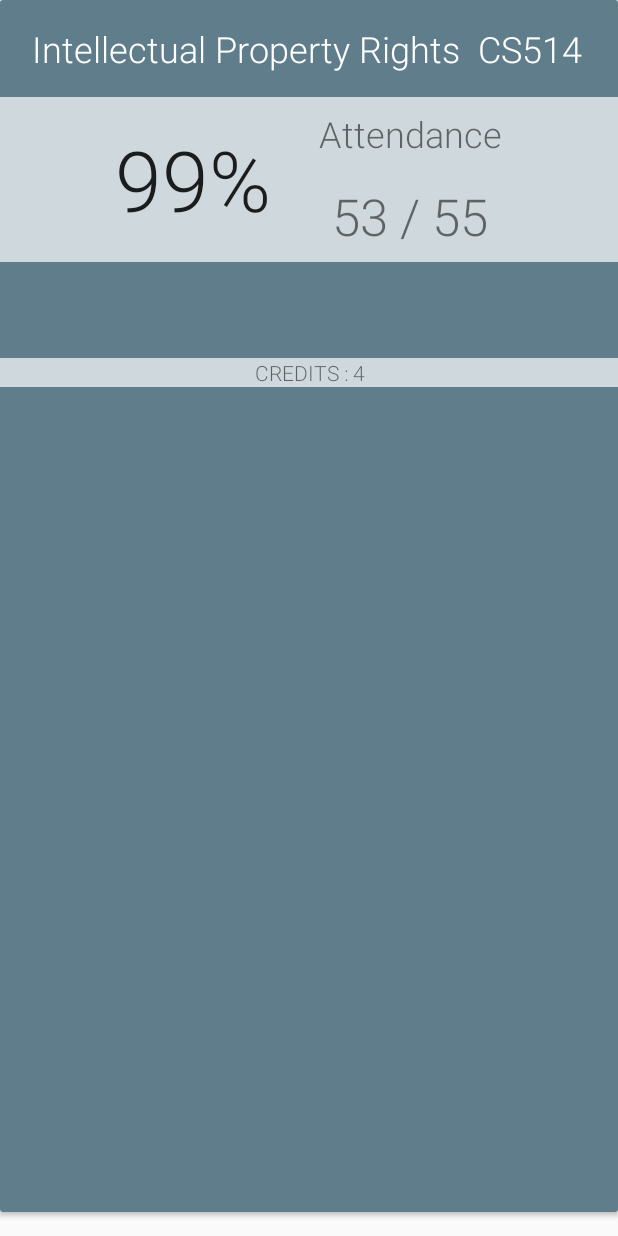
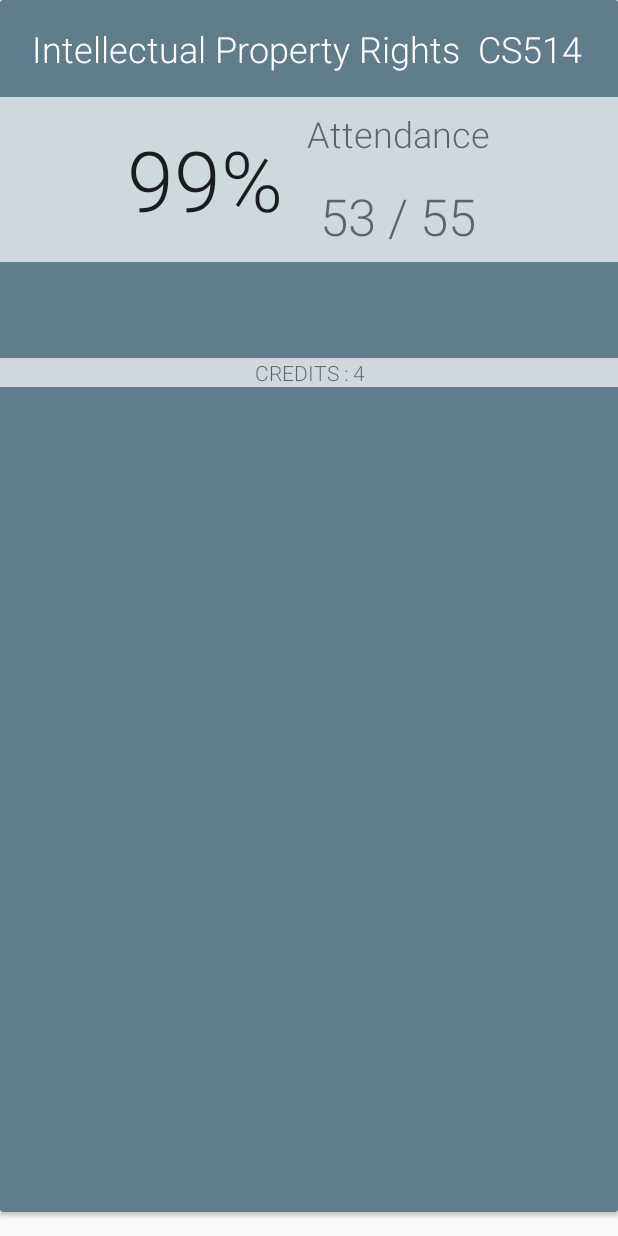
Before and after one commit to TechGeekMe/sis-android-app, an Android app: the layout course_card.xml on its own in the app's theme, with its tools: preview values and no code run, on a phone screen of 412 x 824 dp. Run offline under Robolectric (Android 15) with nearby library versions, the phone set to English and light mode, and no system bars; network calls fail.

Commit message:
Bug fixes

```diff
--- a/app/src/main/java/com/techgeekme/sis/StudentFetcherErrorListener.java
+++ b/app/src/main/java/com/techgeekme/sis/StudentFetcherErrorListener.java
@@ -28,6 +28,7 @@ public abstract class StudentFetcherErrorListener implements Response.ErrorListe
         } else if (error.networkResponse.statusCode == 401) {
             Snackbar.make(mView, "Incorrect USN or DOB", Snackbar.LENGTH_INDEFINITE).show();
         }
+        onStudentFetcherError();
     }
 
     public abstract void onStudentFetcherError();
--- a/app/src/main/res/layout/course_card.xml
+++ b/app/src/main/res/layout/course_card.xml
@@ -55,9 +55,7 @@
                 android:id="@+id/attendance_percent_text_view"
                 android:layout_width="wrap_content"
                 android:layout_height="wrap_content"
-                android:layout_below="@id/course_details_linear_layout"
                 android:layout_gravity="center_vertical"
-                android:layout_marginRight="16dp"
                 android:padding="8dp"
                 android:text="99%"
                 android:textColor="@color/textTitle"
@@ -93,7 +91,6 @@
             android:id="@+id/tests_linear_layout"
             android:layout_width="match_parent"
             android:layout_height="wrap_content"
-            android:layout_below="@id/attendance_percent_text_view"
             android:layout_margin="16dp"
             android:gravity="center"
             android:orientation="horizontal" />
@@ -102,7 +99,6 @@
             android:id="@+id/assignments_linear_layout"
             android:layout_width="match_parent"
             android:layout_height="wrap_content"
-            android:layout_below="@id/tests_linear_layout"
             android:layout_margin="16dp"
             android:gravity="center"
             android:orientation="horizontal" />
```
